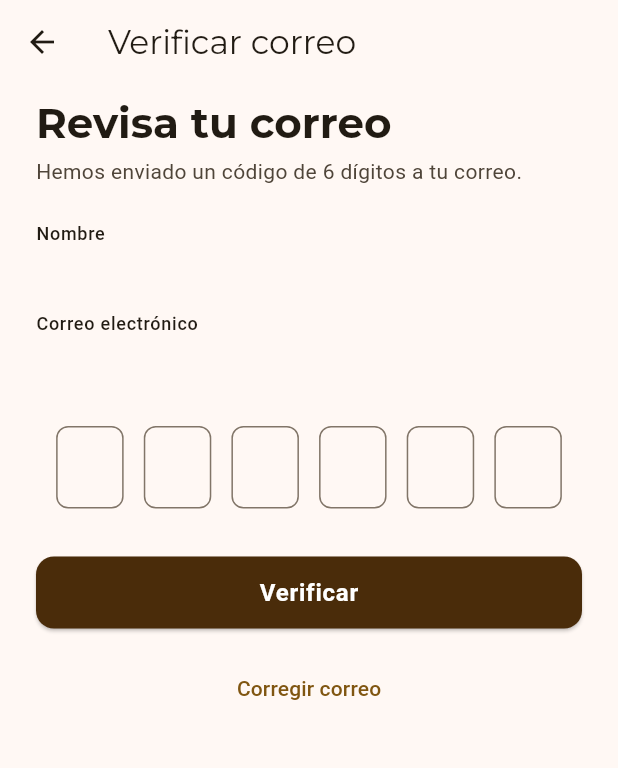
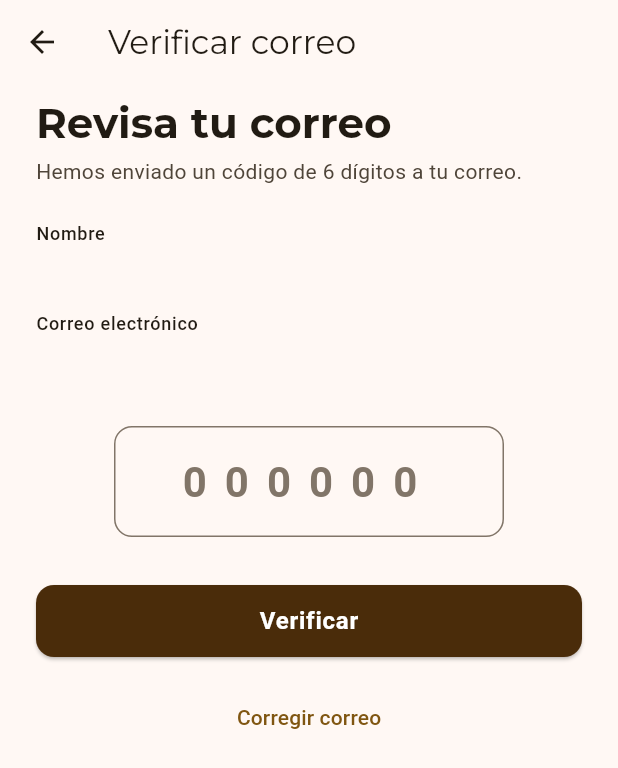
Before and after one commit to skinny10/Ganajec, a Flutter app: the VerificarEmailScreen screen opened directly with empty values, after a tap on "Verificar", on a phone screen of 412 x 824 dp. Shown: the top 768 px of the screen. Run offline on Flutter 3.47's test engine with Material 3 defaults, Android fonts, the phone set to English and light mode, and no system bars; our stand-ins replace device_preview, dio, fl_chart, go_router, google_fonts, shared_preferences; missing offline and left inert: flutter_stripe; accounts and stored records are empty.

Commit message:
feat: flujo pre-registro, verificación antes de crear cuenta

```diff
--- a/lib/core/constants/api_constants.dart
+++ b/lib/core/constants/api_constants.dart
@@ -8,12 +8,13 @@ class ApiConstants {
 
 
 
-  static const String baseUrl = 'http://172.20.10.2:8000/api';
+  static const String baseUrl = 'http://192.168.3.216:8000/api';
 
 
   // ── Autenticación ────────────────────────────────────────────────────────────
   static const String login = '/auth/login';
   static const String register = '/auth/register';
+  static const String preRegister = '/auth/pre-register';
   /// POST /auth/change-password  { password_actual, nueva_password }
   static const String cambiarContrasena = '/auth/change-password';
   static const String verificarEmail = '/auth/verificar-email';
--- a/lib/core/network/token_storage.dart
+++ b/lib/core/network/token_storage.dart
@@ -39,6 +39,10 @@ class TokenStorage {
   }
 
   // ── Persistencia ──────────────────────────────────────────────────────────────
+  static Future<void> _ensurePrefs() async {
+    _prefs ??= await SharedPreferences.getInstance();
+  }
+
   static Future<void> saveSession({
     required String token,
     required String userId,
@@ -46,6 +50,7 @@ class TokenStorage {
     String? name,
     String? email,
   }) async {
+    await _ensurePrefs();
     await Future.wait([
       _prefs!.setString(_kToken, token),
       _prefs!.setString(_kUserId, userId),
--- a/lib/features/auth/data/repositories/auth_repo_impl.dart
+++ b/lib/features/auth/data/repositories/auth_repo_impl.dart
@@ -13,7 +13,7 @@ class AuthRepositoryImpl implements AuthRepository {
   }
 
   @override
-  Future<User> register({
+  Future<User?> register({
     required String name,
     required String email,
     required String password,
--- a/lib/features/auth/domain/repositories/auth_repository.dart
+++ b/lib/features/auth/domain/repositories/auth_repository.dart
@@ -2,7 +2,7 @@ import 'package:ganajec/features/auth/domain/entities/user.dart';
 
 abstract class AuthRepository {
   Future<User> login({required String email, required String password});
-  Future<User> register({
+  Future<User?> register({
     required String name,
     required String email,
     required String password,
--- a/lib/features/auth/domain/usecase/register_usecase.dart
+++ b/lib/features/auth/domain/usecase/register_usecase.dart
@@ -6,7 +6,7 @@ class RegisterUseCase {
 
   const RegisterUseCase(this.repository);
 
-  Future<User> call({
+  Future<User?> call({
     required String name,
     required String email,
     required String password,
--- a/lib/features/auth/presentation/screens/login/login_screen.dart
+++ b/lib/features/auth/presentation/screens/login/login_screen.dart
@@ -62,7 +62,7 @@ class _LoginScreenState extends State<LoginScreen> {
                         Text(
                           'GANAJEC AI',
                           style: Theme.of(context)
-                              .textThemefind /Users/jaredtm/StudioProjects/Ganajec/lib -name "*injection*" -o -name "*locator*" -o -name "*di*" -o -name "*dependencies*" 2>/dev/null
+                              .textTheme
                               .titleMedium
                               ?.copyWith(
                                 fontWeight: FontWeight.bold,
--- a/lib/features/auth/presentation/screens/verificar_email/verificar_email_screen.dart
+++ b/lib/features/auth/presentation/screens/verificar_email/verificar_email_screen.dart
@@ -3,6 +3,7 @@ import 'package:go_router/go_router.dart';
 import 'package:dio/dio.dart';
 import 'package:ganajec/core/constants/api_constants.dart';
 import 'package:ganajec/core/network/api_client.dart';
+import 'package:ganajec/core/network/token_storage.dart';
 import 'package:ganajec/core/router/app_router.dart';
 
 class VerificarEmailScreen extends StatefulWidget {
@@ -20,43 +21,32 @@ class VerificarEmailScreen extends StatefulWidget {
 }
 
 class _VerificarEmailScreenState extends State<VerificarEmailScreen> {
-  final List<TextEditingController> _controllers =
-      List.generate(6, (_) => TextEditingController());
-  final List<FocusNode> _focusNodes =
-      List.generate(6, (_) => FocusNode());
+  final _codeController = TextEditingController();
   bool _isLoading = false;
 
   @override
   void dispose() {
-    for (final c in _controllers) {
-      c.dispose();
-    }
-    for (final f in _focusNodes) {
-      f.dispose();
-    }
+    _codeController.dispose();
     super.dispose();
   }
 
-  void _onDigitChanged(int index, String value) {
-    if (value.length == 1 && index < 5) {
-      _focusNodes[index + 1].requestFocus();
-    }
-  }
-
-  String get _codigo =>
-      _controllers.map((c) => c.text).join();
+  String get _codigo => _codeController.text;
 
   Future<void> _verificar() async {
     if (_codigo.length != 6) return;
     setState(() => _isLoading = true);
     try {
-      await ApiClient.instance.post(
+      final response = await ApiClient.instance.post(
         ApiConstants.baseUrl + ApiConstants.verificarEmail,
         data: {
           'email': widget.email,
           'codigo': _codigo,
         },
       );
+      final accessToken = response.data['access_token'];
+      if (accessToken != null) {
+        await TokenStorage.init(); await TokenStorage.saveSession(token: accessToken, userId: "", role: "", name: "", email: "");
+      }
       if (mounted) {
         context.go(AppRoutes.login);
       }
@@ -136,47 +126,49 @@ class _VerificarEmailScreenState extends State<VerificarEmailScreen> {
               style: Theme.of(context).textTheme.bodyLarge,
             ),
             const SizedBox(height: 32),
-            Row(
-              mainAxisAlignment: MainAxisAlignment.spaceEvenly,
-              children: List.generate(6, (i) {
-                return SizedBox(
-                  width: 45,
-                  height: 55,
+            Center(
+              child: SizedBox(
+                width: 260,
                 child: TextField(
-                    controller: _controllers[i],
-                    focusNode: _focusNodes[i],
+                  controller: _codeController,
                   textAlign: TextAlign.center,
                   keyboardType: TextInputType.number,
-                    maxLength: 1,
+                  maxLength: 6,
                   style: const TextStyle(
-                      fontSize: 24,
+                    fontSize: 28,
                     fontWeight: FontWeight.bold,
+                    letterSpacing: 12,
                   ),
                   decoration: InputDecoration(
                     counterText: '',
+                    hintText: '000000',
+                    hintStyle: TextStyle(
+                      fontSize: 28,
+                      fontWeight: FontWeight.bold,
+                      letterSpacing: 12,
+                      color: Theme.of(context).colorScheme.outline,
+                    ),
                     filled: true,
                     fillColor: Theme.of(context).colorScheme.surface,
                     border: OutlineInputBorder(
-                        borderRadius: BorderRadius.circular(8),
+                      borderRadius: BorderRadius.circular(12),
                     ),
                     enabledBorder: OutlineInputBorder(
-                        borderRadius: BorderRadius.circular(8),
+                      borderRadius: BorderRadius.circular(12),
                       borderSide: BorderSide(
                         color: Theme.of(context).colorScheme.outline,
                       ),
                     ),
                     focusedBorder: OutlineInputBorder(
-                        borderRadius: BorderRadius.circular(8),
+                      borderRadius: BorderRadius.circular(12),
                       borderSide: BorderSide(
                         color: Theme.of(context).colorScheme.primary,
                         width: 2,
                       ),
                     ),
                   ),
-                    onChanged: (v) => _onDigitChanged(i, v),
                 ),
-                );
-              }),
+              ),
             ),
             const SizedBox(height: 32),
             SizedBox(
```
Also changed, not shown: lib/features/auth/data/datasources/auth_remote_ds.dart (+5 -7 lines), lib/main.dart (+13 -5 lines), pubspec.lock. Lines whose indentation alone changed are shown as unchanged.
